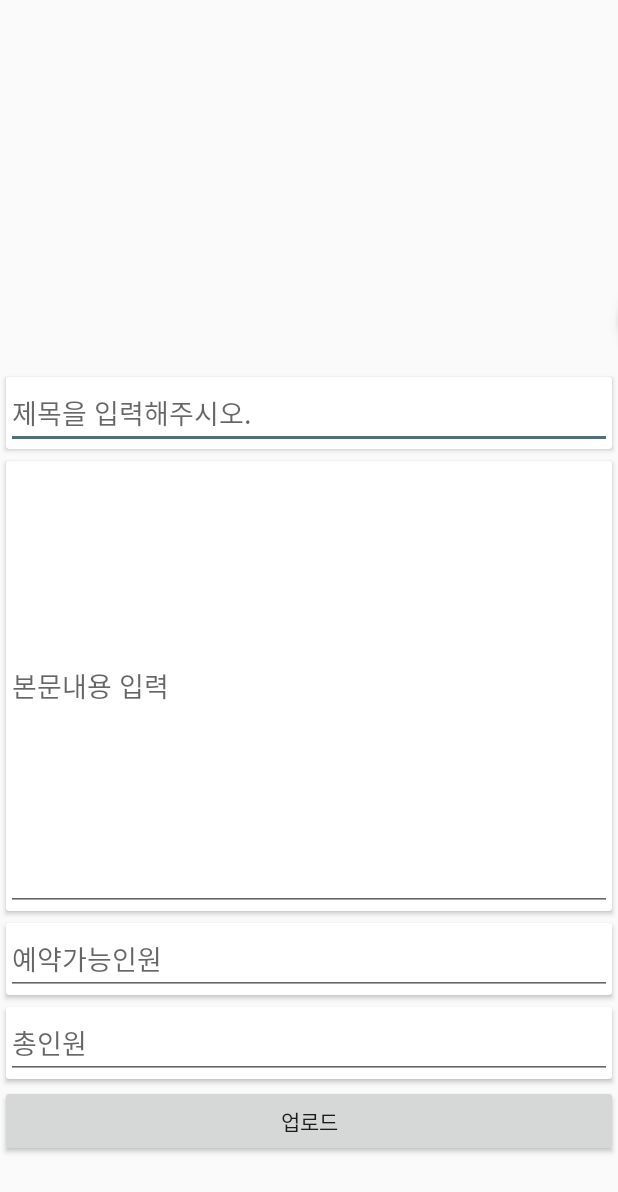
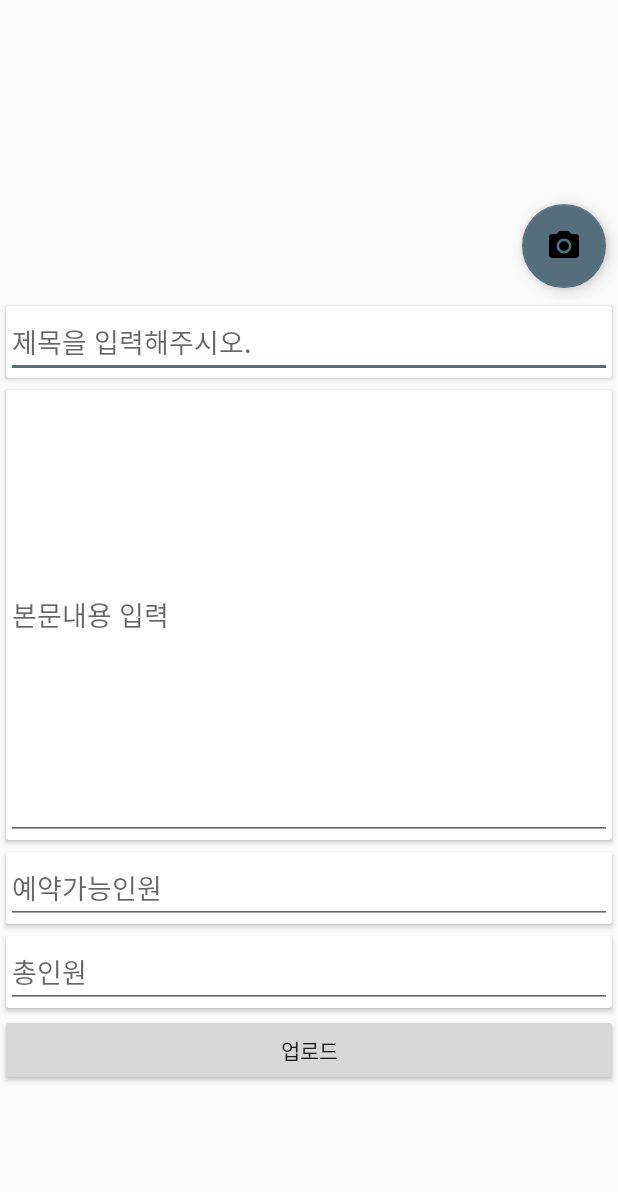
Before and after one commit to Mellbrown/RESERV_1, an Android app: the AddCompany screen opened directly, with no data from a screen before it, on a phone screen of 412 x 824 dp. Shown: the top 1192 px of the screen. Run offline under Robolectric (Android 15) with nearby library versions, the phone set to English and light mode, and no system bars; our stand-ins replace Firebase (no records; nobody signed in at launch, a user with empty details on screens opened directly), Volley; network calls fail; pictures from the network do not load.

Commit message:
어어어

```diff
--- a/app/src/main/java/com/comma/cw01272/reservation/request/ComRegistRequest.java
+++ b/app/src/main/java/com/comma/cw01272/reservation/request/ComRegistRequest.java
@@ -3,6 +3,7 @@ package com.comma.cw01272.reservation.request;
 import com.android.volley.Response;
 import com.android.volley.toolbox.StringRequest;
 
+import java.util.HashMap;
 import java.util.Map;
 
 /**
@@ -10,8 +11,8 @@ import java.util.Map;
  */
 
 public class ComRegistRequest extends StringRequest {
-    final static private String URL = "http://cw01272.dothome.co.kr/UserRegister.php";
-    private Map<String, String> parameters;
+    final static private String URL = "http://cw01272.dothome.co.kr/ComRegisterRequest.php";
+    private Map<String, String> parameters = new HashMap<>();
 
     public ComRegistRequest(String name, String info, int vailableNum, int totalNum, String file_name, Response.Listener<String> listener) {
         super(Method.POST, URL, listener, null);
--- a/app/src/main/res/layout/activity_add_company.xml
+++ b/app/src/main/res/layout/activity_add_company.xml
@@ -6,61 +6,62 @@
     android:layout_height="match_parent"
     tools:context="com.comma.cw01272.reservation.activity.AddCompany">
 
-    <android.support.constraint.Guideline
-        android:id="@+id/vertical_guide"
-        android:layout_width="wrap_content"
-        android:layout_height="wrap_content"
-        android:orientation="horizontal"
-        app:layout_constraintGuide_percent="0.3"/>
-
-    <ImageView
-        android:id="@+id/com_photo"
-        android:layout_width="0dp"
-        android:layout_height="0dp"
-        app:layout_constraintLeft_toLeftOf="parent"
-        app:layout_constraintRight_toRightOf="parent"
-        app:layout_constraintTop_toTopOf="parent"
-        app:layout_constraintBottom_toBottomOf="@id/vertical_guide"/>
-
-    <android.support.design.widget.FloatingActionButton
-        android:id="@+id/btnTakePhoto"
-        android:layout_width="wrap_content"
-        android:layout_height="wrap_content"
-        app:layout_constraintLeft_toRightOf="parent"
-        app:layout_constraintBottom_toBottomOf="@id/vertical_guide"
-        android:layout_marginRight="16dp"
-        android:layout_marginBottom="8dp"
-        android:src="@drawable/ic_photo_camera_black_24dp"
-        />
-
     <ScrollView
         android:layout_width="0dp"
         android:layout_height="0dp"
+        app:layout_constraintBottom_toBottomOf="parent"
+        app:layout_constraintLeft_toLeftOf="parent"
         app:layout_constraintRight_toRightOf="parent"
-        app:layout_constraintLeft_toLeftOf="parent"
-        app:layout_constraintTop_toTopOf="@id/vertical_guide"
-        app:layout_constraintBottom_toBottomOf="parent">
+        app:layout_constraintTop_toTopOf="parent">
 
         <LinearLayout
             android:layout_width="match_parent"
             android:layout_height="wrap_content"
             android:orientation="vertical">
 
+            <android.support.constraint.ConstraintLayout
+                android:layout_width="match_parent"
+                android:layout_height="200dp">
+
+                <ImageView
+                    android:id="@+id/com_photo"
+                    android:layout_width="match_parent"
+                    android:layout_height="200dp"
+                    app:layout_constraintBottom_toBottomOf="parent"
+                    app:layout_constraintLeft_toLeftOf="parent"
+                    app:layout_constraintRight_toRightOf="parent"
+                    app:layout_constraintTop_toTopOf="parent" />
+
+                <android.support.design.widget.FloatingActionButton
+                    android:id="@+id/btnTakePhoto"
+                    android:layout_width="wrap_content"
+                    android:layout_height="wrap_content"
+                    android:layout_marginBottom="8dp"
+                    android:layout_marginEnd="8dp"
+                    android:layout_marginRight="8dp"
+                    android:src="@drawable/ic_photo_camera_black_24dp"
+                    app:layout_constraintBottom_toBottomOf="parent"
+                    app:layout_constraintEnd_toEndOf="parent" />
+            </android.support.constraint.ConstraintLayout>
+
+
             <android.support.v7.widget.CardView
-                android:layout_margin="4dp"
                 android:layout_width="match_parent"
-                android:layout_height="wrap_content">
+                android:layout_height="wrap_content"
+                android:layout_margin="4dp">
+
                 <EditText
                     android:id="@+id/iptName"
                     android:layout_width="match_parent"
                     android:layout_height="wrap_content"
-                    android:hint="제목을 입력해주시오."/>
+                    android:hint="제목을 입력해주시오." />
             </android.support.v7.widget.CardView>
 
             <android.support.v7.widget.CardView
                 android:layout_width="match_parent"
                 android:layout_height="300dp"
                 android:layout_margin="4dp">
+
                 <EditText
                     android:id="@+id/iptInfo"
                     android:layout_width="match_parent"
@@ -69,34 +70,36 @@
             </android.support.v7.widget.CardView>
 
             <android.support.v7.widget.CardView
-                android:layout_margin="4dp"
                 android:layout_width="match_parent"
-                android:layout_height="wrap_content">
+                android:layout_height="wrap_content"
+                android:layout_margin="4dp">
+
                 <EditText
                     android:id="@+id/iptVaildNum"
                     android:layout_width="match_parent"
                     android:layout_height="wrap_content"
-                    android:inputType="number"
-                    android:hint="예약가능인원"/>
+                    android:hint="예약가능인원"
+                    android:inputType="number" />
             </android.support.v7.widget.CardView>
 
             <android.support.v7.widget.CardView
-                android:layout_margin="4dp"
                 android:layout_width="match_parent"
-                android:layout_height="wrap_content">
+                android:layout_height="wrap_content"
+                android:layout_margin="4dp">
+
                 <EditText
                     android:id="@+id/iptTotal"
                     android:layout_width="match_parent"
                     android:layout_height="wrap_content"
-                    android:inputType="number"
-                    android:hint="총인원"/>
+                    android:hint="총인원"
+                    android:inputType="number" />
             </android.support.v7.widget.CardView>
 
             <Button
                 android:id="@+id/btnUpload"
                 android:layout_width="match_parent"
                 android:layout_height="wrap_content"
-                android:text="업로드"/>
+                android:text="업로드" />
         </LinearLayout>
     </ScrollView>
 
--- /dev/null
+++ b/app/src/main/res/xml/file_paths.xml
@@ -0,0 +1,6 @@
+<?xml version="1.0" encoding="utf-8"?>
+<paths xmlns:android="http://schemas.android.com/apk/res/android">
+    <external-path
+        name="hidden"
+        path="/Pictures/RESERV_1"/>
+</paths>
```
Also changed, not shown: app/src/main/AndroidManifest.xml (+15 -0 lines), app/src/main/java/com/comma/cw01272/reservation/activity/AddCompany.java (+373 -10 lines).
